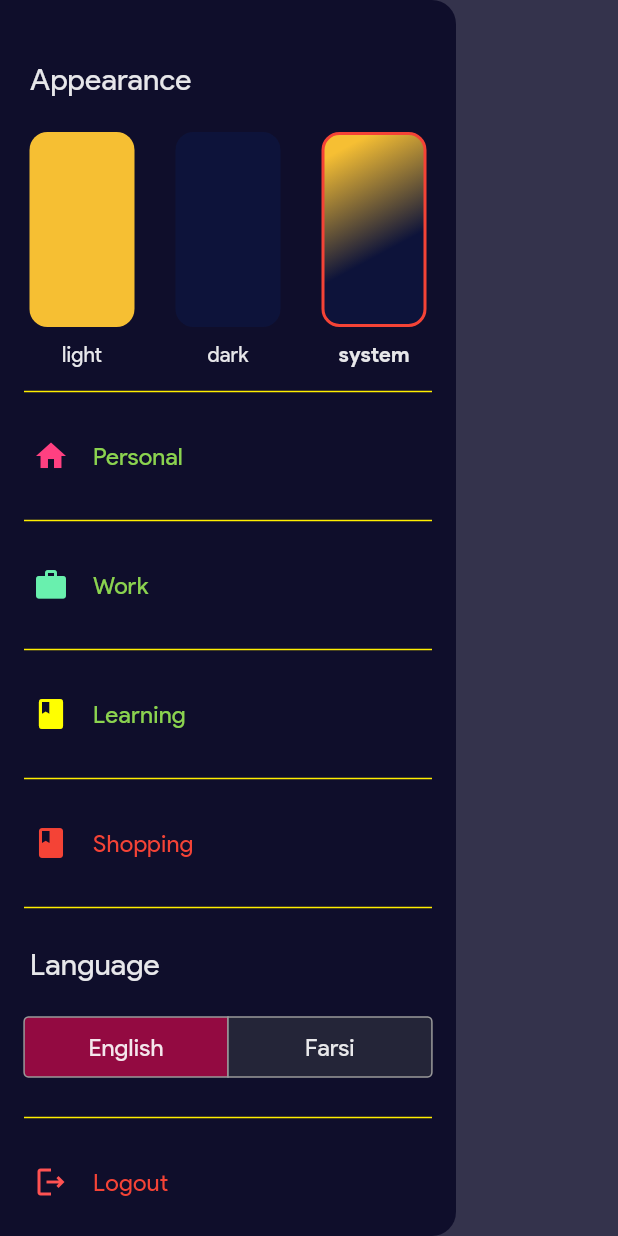
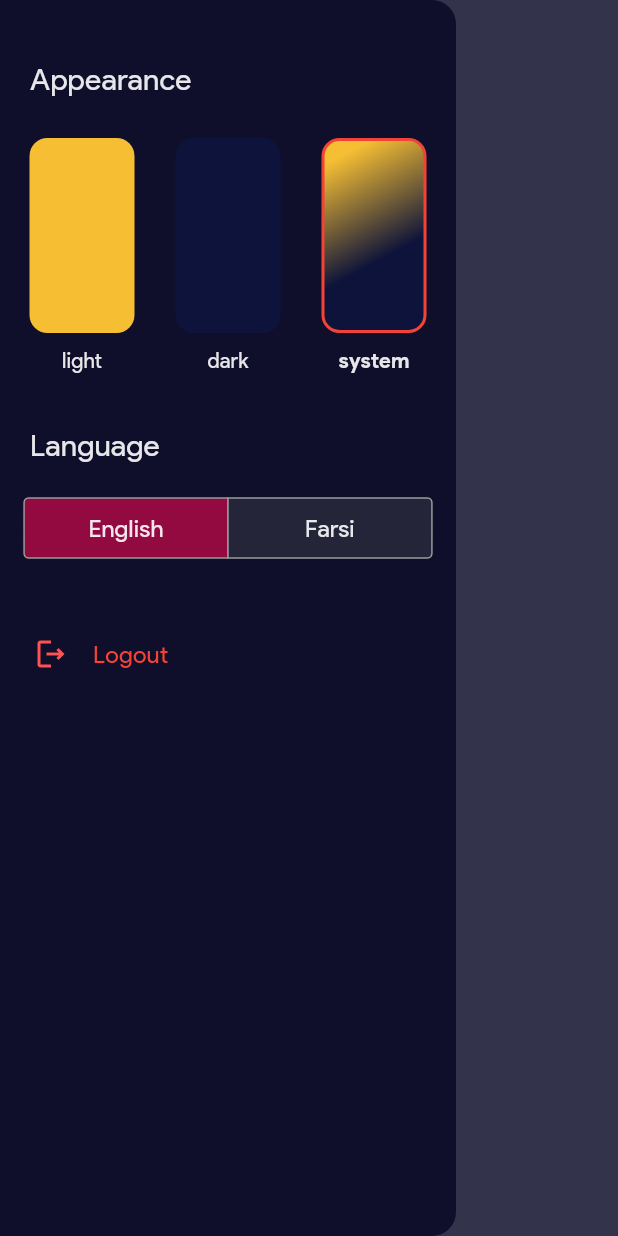
Before and after one commit to rezash76/todo_it, a Flutter app: the CustomDrawer widget shown alone on an empty page, opened directly, after a tap on "انگلیسی", on a phone screen of 412 x 824 dp. Run offline on Flutter 3.47's test engine with Material 2 defaults, Android fonts, the phone set to English and light mode, and no system bars; our stand-ins replace bloc, dartz, flutter_bloc, flutter_svg, get_it, hive and 3 more; missing offline and left inert: dart:ffi; accounts and stored records are empty; generated files the repository leaves out were written again.

Commit message:
remove categories from Drawer

```diff
--- a/lib/common/feature/drawer/presentation/custom_drawer.dart
+++ b/lib/common/feature/drawer/presentation/custom_drawer.dart
@@ -80,7 +80,7 @@ class _CustomDrawerState extends State<CustomDrawer> {
                     ),
                   ),
                   const SizedBox(
-                    height: 4,
+                    height: 8,
                   ),
                   Row(
                     mainAxisAlignment: MainAxisAlignment.spaceAround,
@@ -130,115 +130,8 @@ class _CustomDrawerState extends State<CustomDrawer> {
               );
             },
           ),
-          const Padding(
-            padding: EdgeInsets.symmetric(horizontal: 10),
-            child: Divider(
-              height: 30,
-            ),
-          ),
-          ListTile(
-            leading: const Icon(
-              Icons.home,
-              color: Colors.pinkAccent,
-            ),
-            title: Text(
-              LanguageManager.shared.translation(context).personal,
-              style: themeData.textTheme.titleMedium!.copyWith(
-                color: const Color.fromARGB(255, 139, 211, 79),
-              ),
-            ),
-            onTap: () {
-              BlocProvider.of<TaskBloc>(context).add(
-                GetCatTasks(
-                  cat: TaskCategory.personal,
-                ),
-              );
-              Navigator.pop(context);
-            },
-          ),
-          const Padding(
-            padding: EdgeInsets.symmetric(horizontal: 10),
-            child: Divider(
-              height: 30,
-            ),
-          ),
-          ListTile(
-            leading: const Icon(
-              Icons.work,
-              color: Colors.greenAccent,
-            ),
-            title: Text(
-              LanguageManager.shared.translation(context).work,
-              style: themeData.textTheme.titleMedium!.copyWith(
-                color: const Color.fromARGB(255, 139, 211, 79),
-              ),
-            ),
-            onTap: () {
-              BlocProvider.of<TaskBloc>(context).add(
-                GetCatTasks(
-                  cat: TaskCategory.work,
-                ),
-              );
-              Navigator.pop(context);
-            },
-          ),
-          const Padding(
-            padding: EdgeInsets.symmetric(horizontal: 10),
-            child: Divider(
-              height: 30,
-            ),
-          ),
-          ListTile(
-            leading: const Icon(
-              Icons.book,
-              color: Colors.yellowAccent,
-            ),
-            title: Text(
-              LanguageManager.shared.translation(context).learning,
-              style: themeData.textTheme.titleMedium!.copyWith(
-                color: const Color.fromARGB(255, 139, 211, 79),
-              ),
-            ),
-            onTap: () {
-              BlocProvider.of<TaskBloc>(context).add(
-                GetCatTasks(
-                  cat: TaskCategory.learning,
-                ),
-              );
-              Navigator.pop(context);
-            },
-          ),
-          const Padding(
-            padding: EdgeInsets.symmetric(horizontal: 10),
-            child: Divider(
-              height: 30,
-            ),
-          ),
-          ListTile(
-            leading: const Icon(
-              Icons.book,
-              color: Colors.red,
-            ),
-            title: Text(
-              LanguageManager.shared.translation(context).shopping,
-              style: themeData.textTheme.titleMedium!.copyWith(
-                color: Colors.red,
-              ),
-            ),
-            onTap: () {
-              BlocProvider.of<TaskBloc>(context).add(
-                GetCatTasks(
-                  cat: TaskCategory.shopping,
-                ),
-              );
-              Navigator.pop(context);
-            },
-          ),
-          const Padding(
-            padding: EdgeInsets.symmetric(horizontal: 10),
-            child: Divider(
-              height: 30,
-            ),
+          const SizedBox(
+            height: 24,
           ),
           Column(
             mainAxisAlignment: MainAxisAlignment.start,
@@ -290,11 +183,8 @@ class _CustomDrawerState extends State<CustomDrawer> {
               ),
             ],
           ),
-          const Padding(
-            padding: EdgeInsets.symmetric(horizontal: 10),
-            child: Divider(
-              height: 30,
-            ),
+          const SizedBox(
+            height: 24,
           ),
           ListTile(
             leading: const Icon(
--- a/lib/features/todo/presentation/screen/todo_screen.dart
+++ b/lib/features/todo/presentation/screen/todo_screen.dart
@@ -1,7 +1,6 @@
 import 'package:flutter/material.dart';
 import 'package:flutter/rendering.dart';
 import 'package:flutter_bloc/flutter_bloc.dart';
-import 'package:flutter_svg/flutter_svg.dart';
 import 'package:todo_test/common/feature/drawer/presentation/custom_drawer.dart';
 import 'package:todo_test/common/language_manager.dart';
 import 'package:todo_test/features/athentication/presentation/bloc/signin/bloc/signin_bloc.dart';
@@ -65,9 +64,7 @@ class _TodoScreenState extends State<TodoScreen> {
             ),
           ),
           centerTitle: true,
-          // backgroundColor: const Color.fromRGBO(251, 233, 0, 1),
         ),
-        // backgroundColor: const Color.fromARGB(255, 3, 22, 53),
         drawer: const CustomDrawer(),
         body: SingleChildScrollView(
           child: Padding(
@@ -85,24 +82,20 @@ class _TodoScreenState extends State<TodoScreen> {
                 const SizedBox(
                   height: 16,
                 ),
-                Row(
+                const Row(
                   mainAxisAlignment: MainAxisAlignment.spaceEvenly,
                   children: [
                     TaskCatIcon(
                       category: TaskCategory.personal,
-                      onTap: () {},
                     ),
                     TaskCatIcon(
                       category: TaskCategory.work,
-                      onTap: () {},
                     ),
                     TaskCatIcon(
                       category: TaskCategory.shopping,
-                      onTap: () {},
                     ),
                     TaskCatIcon(
                       category: TaskCategory.learning,
-                      onTap: () {},
                     ),
                   ],
                 ),
--- a/lib/features/todo/presentation/widget/task_cat_icon.dart
+++ b/lib/features/todo/presentation/widget/task_cat_icon.dart
@@ -1,22 +1,26 @@
 import 'package:flutter/material.dart';
+import 'package:flutter_bloc/flutter_bloc.dart';
 import 'package:flutter_svg/flutter_svg.dart';
 import 'package:todo_test/common/language_manager.dart';
 import 'package:todo_test/features/todo/domain/entity/task_entity.dart';
+import 'package:todo_test/features/todo/presentation/bloc/task_bloc.dart';
 
 class TaskCatIcon extends StatelessWidget {
   final TaskCategory category;
-  final void Function() onTap;
   const TaskCatIcon({
     super.key,
     required this.category,
-    required this.onTap,
   });
 
   @override
   Widget build(BuildContext context) {
     ThemeData themeData = Theme.of(context);
     return GestureDetector(
-      onTap: () => onTap,
+      onTap: () => BlocProvider.of<TaskBloc>(context).add(
+        GetCatTasks(
+          cat: category,
+        ),
+      ),
       child: Column(
         children: [
           Container(
--- a/lib/l10n/app_fa.arb
+++ b/lib/l10n/app_fa.arb
@@ -15,7 +15,7 @@
     "categories": "دسته‌بندی ها",
     "tasks": "کار ها",
     "personal": "شخصی",
-    "work": "کار",
+    "work": "کاری",
     "learning": "آموزش",
     "shopping": "خرید",
     "language": "زبان",
```
